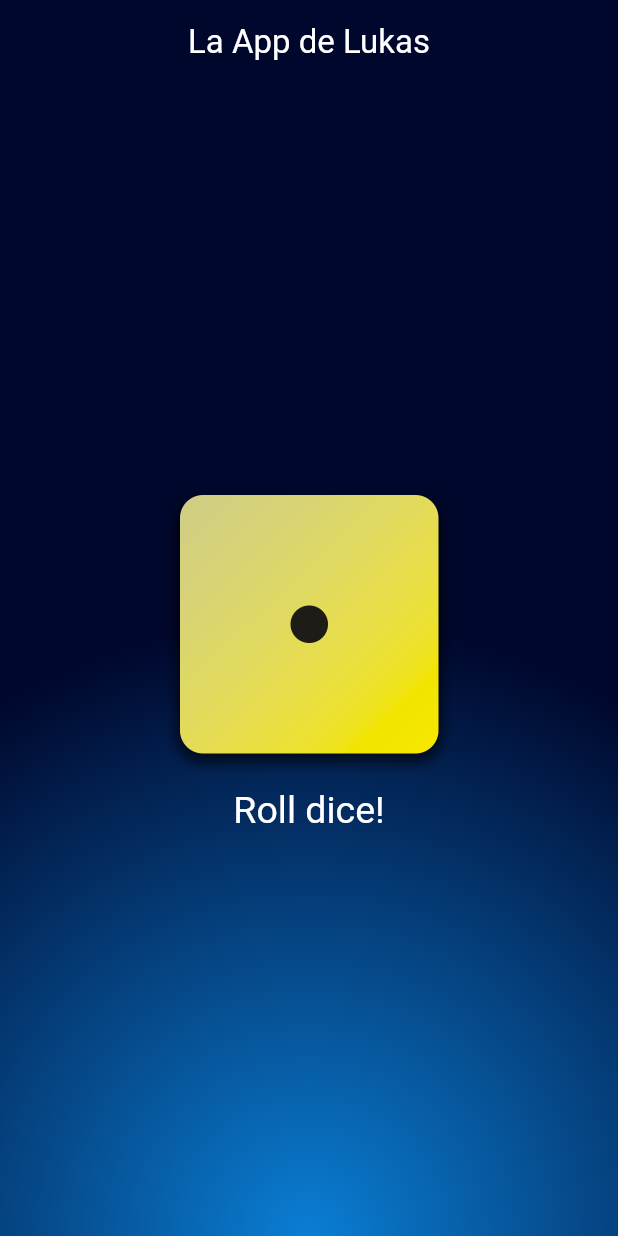
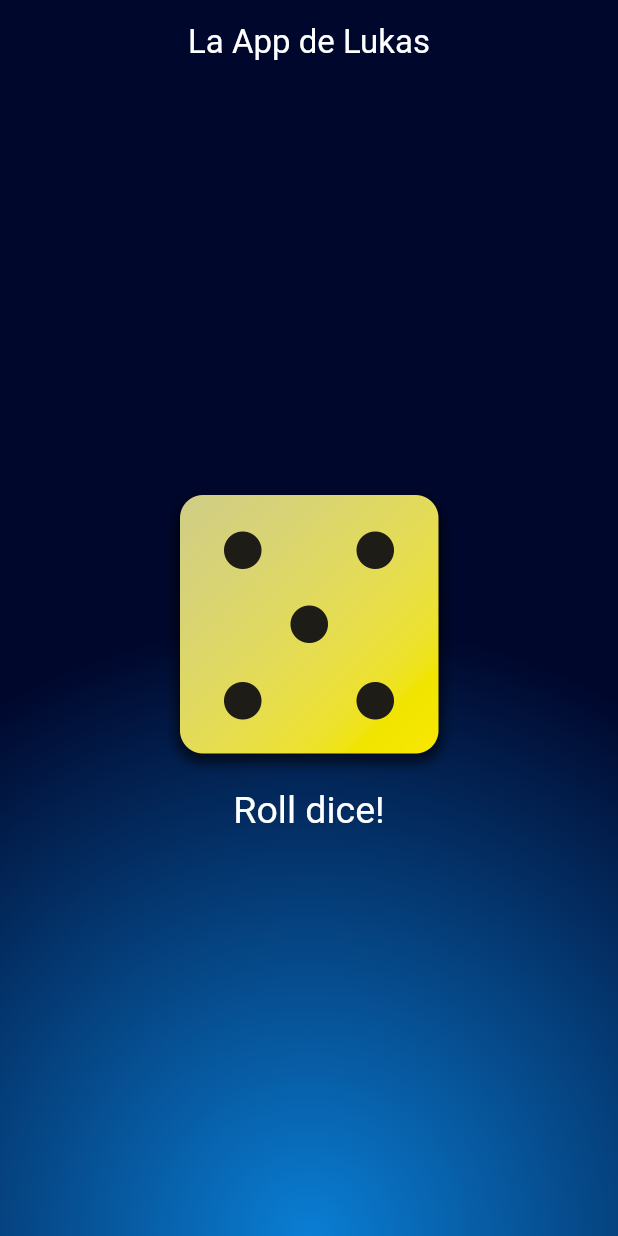
Before and after one commit to Bytefield/dice_roller, a Flutter app: the screen it shows after launch, after a tap on "Roll dice!", on a phone screen of 412 x 824 dp. Run offline on Flutter 3.47's test engine with Material 3 defaults, Android fonts, the phone set to English and light mode, and no system bars.

Commit message:
- create dice widget - modified method to handle dice roll > useState

```diff
--- /dev/null
+++ b/lib/dice_widget.dart
@@ -0,0 +1,48 @@
+import 'dart:math';
+
+import 'package:flutter/material.dart';
+
+final randomizer = Random();
+
+class DiceWidget extends StatefulWidget {
+  const DiceWidget({super.key});
+
+  @override
+  State<DiceWidget> createState() => _DiceWidgetState();
+}
+
+class _DiceWidgetState extends State<DiceWidget> {
+  int diceNumber = 1;
+
+  void rollDice() {
+    setState(() {
+      diceNumber = randomizer.nextInt(6) + 1;
+    });
+  }
+
+  @override
+  Widget build(BuildContext context) {
+    return Column(
+      mainAxisAlignment: MainAxisAlignment.center,
+      children: <Widget>[
+        Image(
+          key: ValueKey(diceNumber),
+          image: AssetImage("assets/images/dice/dice-$diceNumber.png"),
+          width: 200,
+        ),
+        TextButton(
+          onPressed: rollDice,
+          style: TextButton.styleFrom(
+            foregroundColor: Colors.white,
+            textStyle: const TextStyle(
+              fontSize: 25,
+            ),
+          ),
+          child: const Text(
+            "Roll dice!",
+          ),
+        ),
+      ],
+    );
+  }
+}
--- a/lib/home_banner.dart
+++ b/lib/home_banner.dart
@@ -1,47 +1,13 @@
-import 'dart:math';
-
+import 'package:dice_roller/dice_widget.dart';
 import 'package:flutter/material.dart';
 
-class HomeBanner extends StatefulWidget {
+class HomeBanner extends StatelessWidget {
   const HomeBanner({super.key});
 
   @override
-  HomeBannerState createState() => HomeBannerState();
-}
-
-class HomeBannerState extends State<HomeBanner> {
-  int diceNumber = 1;
-
-  void rollDice() {
-    diceNumber = Random().nextInt(6) + 1;
-    print("New dice number: $diceNumber");
-  }
-
-  @override
-  Widget build(context) {
-    return Center(
-      child: Column(
-        mainAxisAlignment: MainAxisAlignment.center,
-        children: <Widget>[
-          Image(
-            key: ValueKey(diceNumber),
-            image: AssetImage("assets/images/dice/dice-$diceNumber.png"),
-            width: 200,
-          ),
-          TextButton(
-            onPressed: rollDice,
-            style: TextButton.styleFrom(
-              foregroundColor: Colors.white,
-              textStyle: const TextStyle(
-                fontSize: 25,
-              ),
-            ),
-            child: const Text(
-              "Roll dice!",
-            ),
-          ),
-        ],
-      ),
+  Widget build(BuildContext context) {
+    return const Center(
+      child: DiceWidget(),
     );
   }
 }
```
